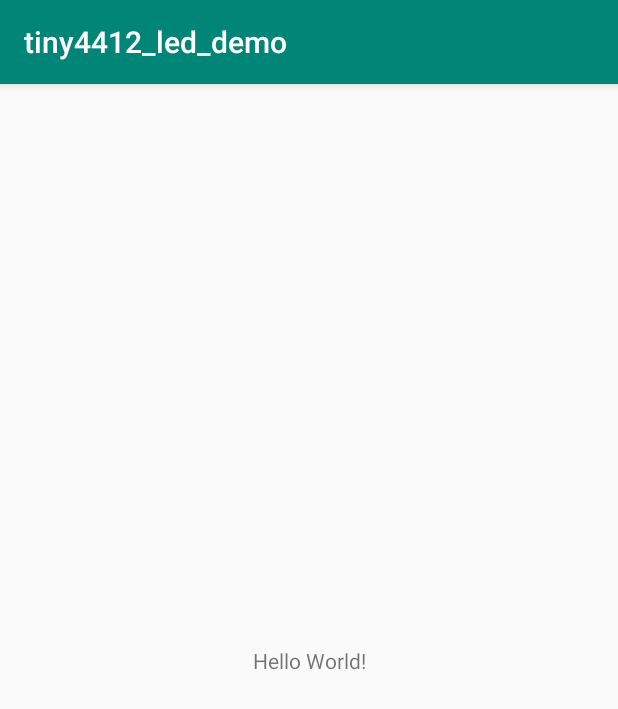
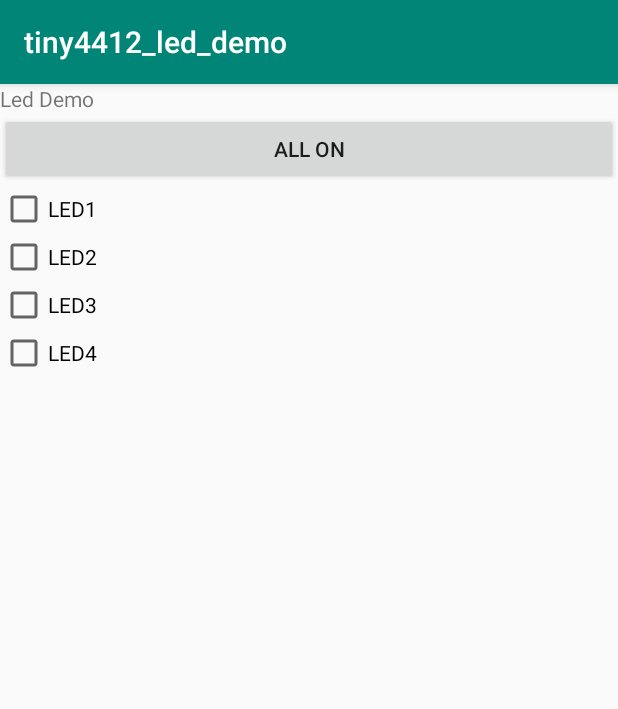
Before and after one commit to Vincent-Hou-GitHub/Tiny4412_APP_LED_Demo, an Android app: the screen it shows after launch (MainActivity), on a phone screen of 412 x 824 dp. Shown: the top 709 px of the screen. Run offline under Robolectric (Android 15) with nearby library versions, the phone set to English and light mode, and no system bars.

Commit message:
v2, add button and checkbox.

```diff
--- a/app/src/main/res/layout/activity_main.xml
+++ b/app/src/main/res/layout/activity_main.xml
@@ -1,18 +1,44 @@
 <?xml version="1.0" encoding="utf-8"?>
-<android.support.constraint.ConstraintLayout xmlns:android="http://schemas.android.com/apk/res/android"
+<LinearLayout xmlns:android="http://schemas.android.com/apk/res/android"
     xmlns:app="http://schemas.android.com/apk/res-auto"
     xmlns:tools="http://schemas.android.com/tools"
     android:layout_width="match_parent"
     android:layout_height="match_parent"
+    android:orientation="vertical"
     tools:context=".MainActivity">
 
     <TextView
         android:layout_width="wrap_content"
         android:layout_height="wrap_content"
-        android:text="Hello World!"
+        android:text="Led Demo"
         app:layout_constraintBottom_toBottomOf="parent"
         app:layout_constraintLeft_toLeftOf="parent"
         app:layout_constraintRight_toRightOf="parent"
         app:layout_constraintTop_toTopOf="parent" />
 
-</android.support.constraint.ConstraintLayout>
+    <Button
+        android:layout_width="fill_parent"
+        android:layout_height="wrap_content"
+        android:text="ALL ON" />
+
+    <CheckBox
+        android:layout_width="fill_parent"
+        android:layout_height="wrap_content"
+        android:text="LED1" />
+
+    <CheckBox
+        android:layout_width="fill_parent"
+        android:layout_height="wrap_content"
+        android:text="LED2" />
+
+    <CheckBox
+        android:layout_width="fill_parent"
+        android:layout_height="wrap_content"
+        android:text="LED3" />
+
+    <CheckBox
+        android:layout_width="fill_parent"
+        android:layout_height="wrap_content"
+        android:text="LED4" />
+
+</LinearLayout>
```
